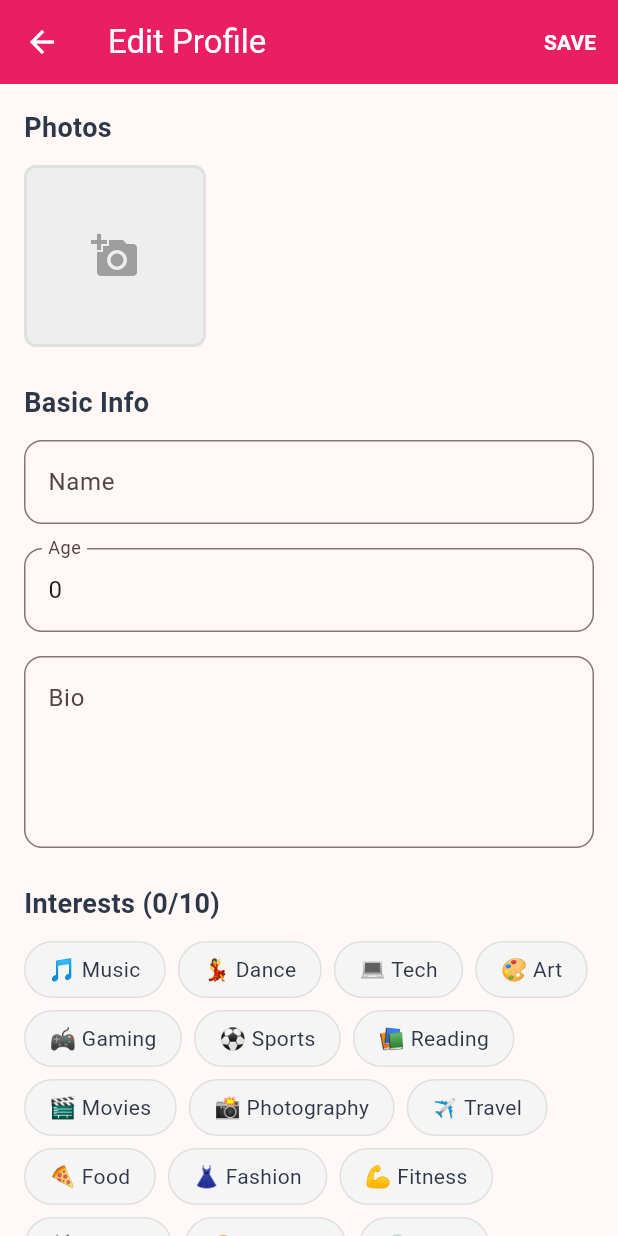
After one commit to Devanshv17/EvelLink, a Flutter app: the ProfileEditScreen screen opened directly, on a phone screen of 412 x 824 dp. The commit adds this screen. Run offline on Flutter 3.47's test engine with Material 3 defaults, Android fonts, the phone set to English and light mode, and no system bars; our stand-ins replace cached_network_image, cloud_firestore, firebase_auth, firebase_core, google_sign_in, image_picker and 1 more; missing offline and left inert: qr_code_scanner_plus; accounts and stored records are empty.

Commit message:
images and profile

```diff
--- a/lib/providers/user_provider.dart
+++ b/lib/providers/user_provider.dart
@@ -86,7 +86,7 @@ class UserProvider with ChangeNotifier {
         finalUser = updatedUser.copyWith(photoUrls: allPhotos);
       }
 
-      await _databaseService.createUser(finalUser); // This will update if exists
+      await _databaseService.updateUser(finalUser); // Use updateUser instead of createUser
       _currentUser = finalUser;
       notifyListeners();
       return true;
--- /dev/null
+++ b/lib/screens/profile/profile_edit_screen.dart
@@ -0,0 +1,322 @@
+import 'dart:io';
+import 'package:cached_network_image/cached_network_image.dart';
+import 'package:evelink/models/user_model.dart';
+import 'package:evelink/providers/user_provider.dart';
+import 'package:evelink/services/storage_service.dart';
+import 'package:evelink/utils/app_constants.dart';
+import 'package:evelink/utils/helpers.dart';
+import 'package:evelink/widgets/interest_chip.dart';
+import 'package:flutter/material.dart';
+import 'package:image_picker/image_picker.dart';
+import 'package:provider/provider.dart';
+
+class ProfileEditScreen extends StatefulWidget {
+  const ProfileEditScreen({super.key});
+
+  @override
+  State<ProfileEditScreen> createState() => _ProfileEditScreenState();
+}
+
+class _ProfileEditScreenState extends State<ProfileEditScreen> {
+  final _formKey = GlobalKey<FormState>();
+  late TextEditingController _nameController;
+  late TextEditingController _ageController;
+  late TextEditingController _bioController;
+  late TextEditingController _locationController;
+  late TextEditingController _occupationController;
+  late TextEditingController _educationController;
+
+  List<String> _existingPhotoUrls = [];
+  List<XFile> _newImages = [];
+  List<String> _selectedInterests = [];
+  bool _isLoading = false;
+
+  @override
+  void initState() {
+    super.initState();
+    final user = Provider.of<UserProvider>(context, listen: false).currentUser;
+    if (user != null) {
+      _nameController = TextEditingController(text: user.name);
+      _ageController = TextEditingController(text: user.age.toString());
+      _bioController = TextEditingController(text: user.bio);
+      _locationController = TextEditingController(text: user.location);
+      _occupationController = TextEditingController(text: user.occupation);
+      _educationController = TextEditingController(text: user.education);
+      _existingPhotoUrls = List.from(user.photoUrls);
+      _selectedInterests = List.from(user.interests);
+    } else {
+      // Handle case where user is null, perhaps pop the screen
+      Navigator.of(context).pop();
+    }
+  }
+
+  @override
+  void dispose() {
+    _nameController.dispose();
+    _ageController.dispose();
+    _bioController.dispose();
+    _locationController.dispose();
+    _occupationController.dispose();
+    _educationController.dispose();
+    super.dispose();
+  }
+
+  Future<void> _pickImages() async {
+    if (_existingPhotoUrls.length + _newImages.length >= 6) {
+      Helpers.showSnackBar(context, 'You can have a maximum of 6 photos.', isError: true);
+      return;
+    }
+    final StorageService storageService = StorageService();
+    final images = await storageService.pickImages(maxImages: 6 - (_existingPhotoUrls.length + _newImages.length));
+    setState(() {
+      _newImages.addAll(images);
+    });
+  }
+
+  void _toggleInterest(String interest) {
+    setState(() {
+      if (_selectedInterests.contains(interest)) {
+        _selectedInterests.remove(interest);
+      } else if (_selectedInterests.length < 10) {
+        _selectedInterests.add(interest);
+      }
+    });
+  }
+
+  Future<void> _updateProfile() async {
+    if (!_formKey.currentState!.validate()) return;
+
+    setState(() {
+      _isLoading = true;
+    });
+
+    final userProvider = Provider.of<UserProvider>(context, listen: false);
+    final currentUser = userProvider.currentUser;
+    if (currentUser == null) {
+      setState(() {
+        _isLoading = false;
+      });
+      return;
+    }
+
+    final updatedUser = currentUser.copyWith(
+      name: _nameController.text.trim(),
+      age: int.tryParse(_ageController.text.trim()) ?? currentUser.age,
+      bio: _bioController.text.trim(),
+      interests: _selectedInterests,
+      location: _locationController.text.trim(),
+      occupation: _occupationController.text.trim(),
+      education: _educationController.text.trim(),
+      photoUrls: _existingPhotoUrls, // Pass existing urls to be combined in provider
+    );
+
+    final success = await userProvider.updateProfile(updatedUser, newImages: _newImages);
+
+    if (mounted) {
+      if (success) {
+        Helpers.showSnackBar(context, 'Profile updated successfully!');
+        Navigator.of(context).pop();
+      } else {
+        Helpers.showSnackBar(context, userProvider.error ?? 'Failed to update profile.', isError: true);
+      }
+    }
+
+    setState(() {
+      _isLoading = false;
+    });
+  }
+
+  @override
+  Widget build(BuildContext context) {
+    return Scaffold(
+        appBar: AppBar(
+          title: const Text('Edit Profile'),
+          actions: [
+            _isLoading
+                ? const Padding(
+              padding: EdgeInsets.only(right: 16.0),
+              child: Center(
+                child: SizedBox(
+                  width: 20,
+                  height: 20,
+                  child: CircularProgressIndicator(color: Colors.white),
+                ),
+              ),
+            )
+                : TextButton(
+              onPressed: _updateProfile,
+              child: const Text(
+                'SAVE',
+                style: TextStyle(
+                  color: Colors.white,
+                  fontWeight: FontWeight.bold,
+                ),
+              ),
+            ),
+          ],
+        ),
+      body: Form(
+    key: _formKey,
+    child: SingleChildScrollView(
+    padding: const EdgeInsets.all(16.0),
+    child: Column(
+    crossAxisAlignment: CrossAxisAlignment.start,
+    children: [
+    _buildSectionHeader('Photos'),
+    _buildPhotosGrid(),
+    const SizedBox(height: 24),
+    _buildSectionHeader('Basic Info'),
+    TextFormField(
+    controller: _nameController,
+    decoration: const InputDecoration(labelText: 'Name'),
+    validator: (value) => value == null || value.trim().isEmpty ? 'Please enter a name' : null,
+    ),
+    const SizedBox(height: 16),
+    TextFormField(
+    controller: _ageController,
+    decoration: const InputDecoration(labelText: 'Age'),
+    keyboardType: TextInputType.number,
+    validator: (value) {
+    if (value == null || value.isEmpty) return 'Please enter your age';
+    final age = int.tryParse(value);
+    if (age == null || !Helpers.isValidAge(age)) return 'Please enter a valid age (18-100)';
+    return null;
+    },
+    ),
+    const SizedBox(height: 16),
+    TextFormField(
+    controller: _bioController,
+    decoration: const InputDecoration(labelText: 'Bio', alignLabelWithHint: true),
+    maxLines: 4,
+    validator: (value) => value == null || !Helpers.isValidBio(value) ? 'Please enter a bio (10-500 characters)' : null,
+    ),
+    const SizedBox(height: 24),
+    _buildSectionHeader('Interests (${_selectedInterests.length}/10)'),
+    _buildInterestsSection(),
+    const SizedBox(height: 24),
+    _buildSectionHeader('Additional Details'),
+    TextFormField(
+    controller: _locationController,
+    decoration: const InputDecoration(labelText: 'Location'),
+    ),
+    const SizedBox(height: 16),
+    TextFormField(
+    controller: _occupationController,
+    decoration: const InputDecoration(labelText: 'Occupation'),
+    ),
+    const SizedBox(height: 16),
+    TextFormField(
+    controller: _educationController,
+    decoration: const InputDecoration(labelText: 'Education'),
+    ),
+    ],
+    ),
+    ),
+    ),
+    );
+    }
+
+  Widget _buildSectionHeader(String title) {
+    return Padding(
+      padding: const EdgeInsets.only(bottom: 12.0),
+      child: Text(
+        title,
+        style: const TextStyle(fontSize: 18, fontWeight: FontWeight.bold, color: AppConstants.textPrimary),
+      ),
+    );
+  }
+
+  Widget _buildPhotosGrid() {
+    return GridView.builder(
+      shrinkWrap: true,
+      physics: const NeverScrollableScrollPhysics(),
+      gridDelegate: const SliverGridDelegateWithFixedCrossAxisCount(
+        crossAxisCount: 3,
+        crossAxisSpacing: 8,
+        mainAxisSpacing: 8,
+      ),
+      itemCount: _existingPhotoUrls.length + _newImages.length + 1,
+      itemBuilder: (context, index) {
+        if (index < _existingPhotoUrls.length) {
+          // Display existing photos from URLs
+          return _buildPhotoItem(
+            imageProvider: CachedNetworkImageProvider(_existingPhotoUrls[index]),
+            onDelete: () {
+              setState(() {
+                _existingPhotoUrls.removeAt(index);
+              });
+            },
+          );
+        } else if (index < _existingPhotoUrls.length + _newImages.length) {
+          // Display newly picked photos from files
+          final newImageIndex = index - _existingPhotoUrls.length;
+          return _buildPhotoItem(
+            imageProvider: FileImage(File(_newImages[newImageIndex].path)),
+            onDelete: () {
+              setState(() {
+                _newImages.removeAt(newImageIndex);
+              });
+            },
+          );
+        } else if (_existingPhotoUrls.length + _newImages.length < 6) {
+          // Display the "add more" button
+          return GestureDetector(
+            onTap: _pickImages,
+            child: Container(
+              decoration: BoxDecoration(
+                color: Colors.grey.shade200,
+                borderRadius: BorderRadius.circular(8),
+                border: Border.all(color: Colors.grey.shade300, width: 2),
+              ),
+              child: const Icon(Icons.add_a_photo, color: Colors.grey, size: 32),
+            ),
+          );
+        }
+        return const SizedBox.shrink();
+      },
+    );
+  }
+
+  Widget _buildPhotoItem({required ImageProvider imageProvider, required VoidCallback onDelete}) {
+    return Stack(
+      children: [
+        Container(
+          decoration: BoxDecoration(
+            borderRadius: BorderRadius.circular(8),
+            image: DecorationImage(
+              image: imageProvider,
+              fit: BoxFit.cover,
+            ),
+          ),
+        ),
+        Positioned(
+          top: 4,
+          right: 4,
+          child: GestureDetector(
+            onTap: onDelete,
+            child: Container(
+              padding: const EdgeInsets.all(2),
+              decoration: const BoxDecoration(color: Colors.black54, shape: BoxShape.circle),
+              child: const Icon(Icons.close, color: Colors.white, size: 16),
+            ),
+          ),
+        ),
+      ],
+    );
+  }
+
+  Widget _buildInterestsSection() {
+    return Wrap(
+      spacing: 8,
+      runSpacing: 8,
+      children: AppConstants.interests.map((interest) {
+        final isSelected = _selectedInterests.contains(interest);
+        return InterestChip(
+          label: interest,
+          isSelected: isSelected,
+          onTap: () => _toggleInterest(interest),
+        );
+      }).toList(),
+    );
+  }
+}
```
Also changed, not shown: lib/screens/chat/chat_screen.dart (+44 -34 lines), lib/screens/events/events_screen.dart (+7 -1 lines), lib/screens/matches/matches_screen.dart (+19 -13 lines), lib/services/database_service.dart (+8 -7 lines), pubspec.lock, 1 other file.
